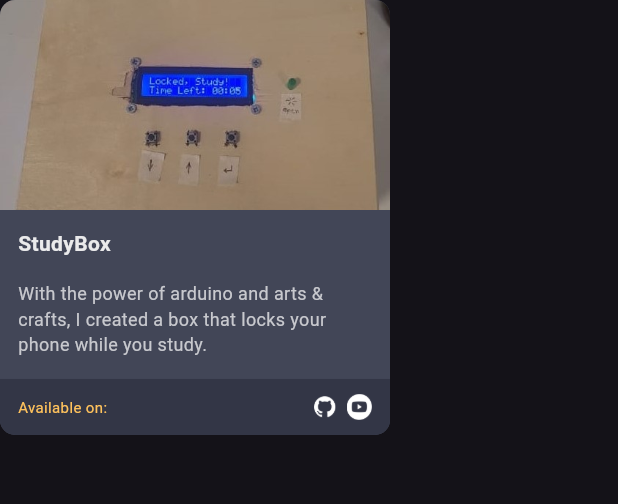
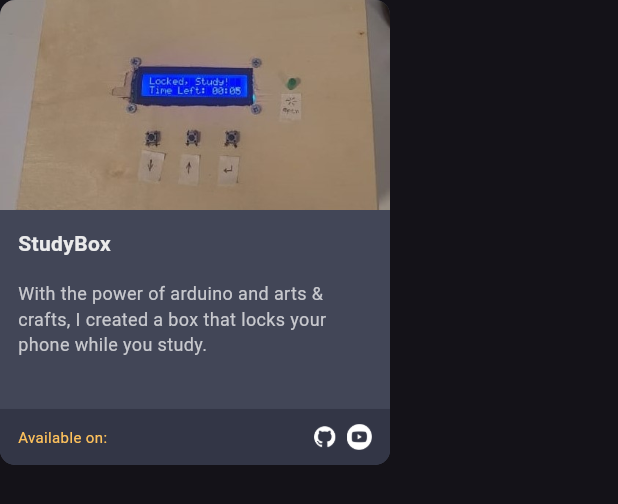
Before and after one commit to Yanai99/flutter-portfolio, a Flutter app: the ProjectCardWidget widget shown alone on an empty page, opened directly with sample values from the repository, on a phone screen of 412 x 824 dp. Shown: the top 504 px of the screen. Run offline on Flutter 3.47's test engine with Material 3 defaults, Android fonts, the phone set to English and light mode, and no system bars; missing offline and left inert: dart:js.

Commit message:
update project images and utils

```diff
--- a/lib/widgets/project_card.dart
+++ b/lib/widgets/project_card.dart
@@ -15,7 +15,7 @@ class ProjectCardWidget extends StatelessWidget {
   Widget build(BuildContext context) {
     return Container(
         clipBehavior: Clip.antiAlias,
-        height: 290,
+        height: 310,
         width: 260,
         decoration: BoxDecoration(
           borderRadius: BorderRadius.circular(10),
```
Also changed, not shown: 1 other file.
